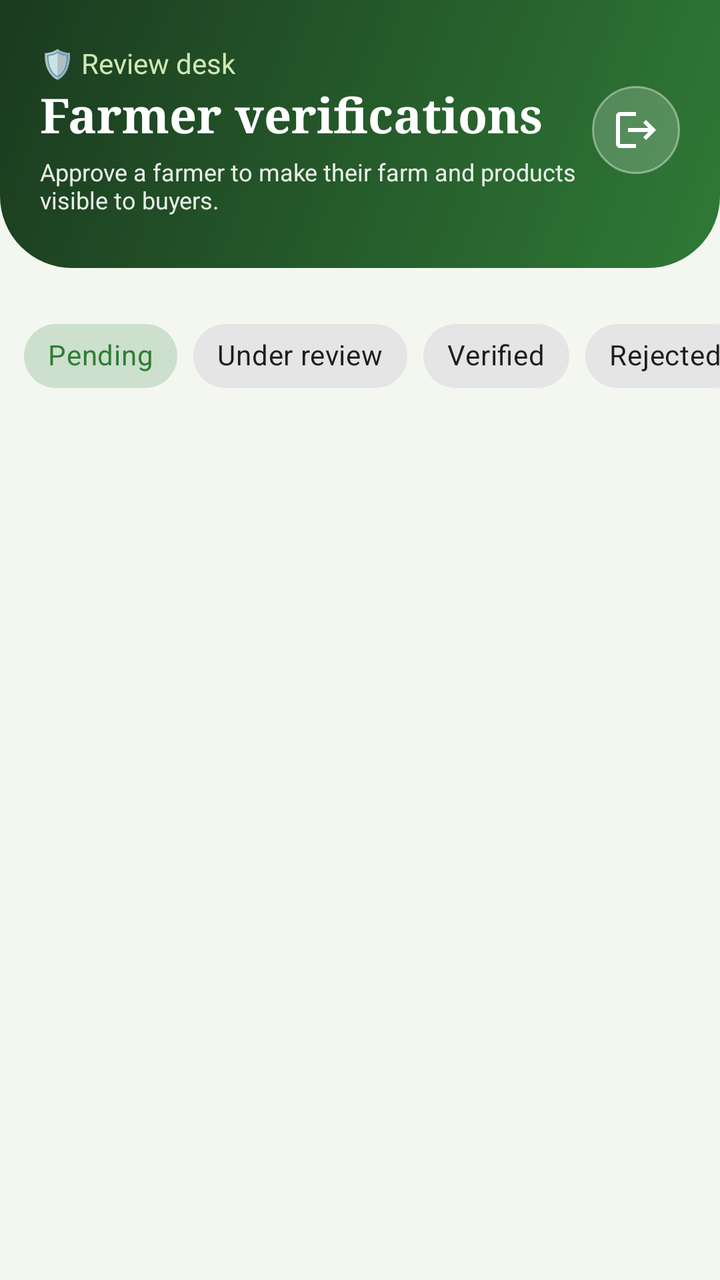
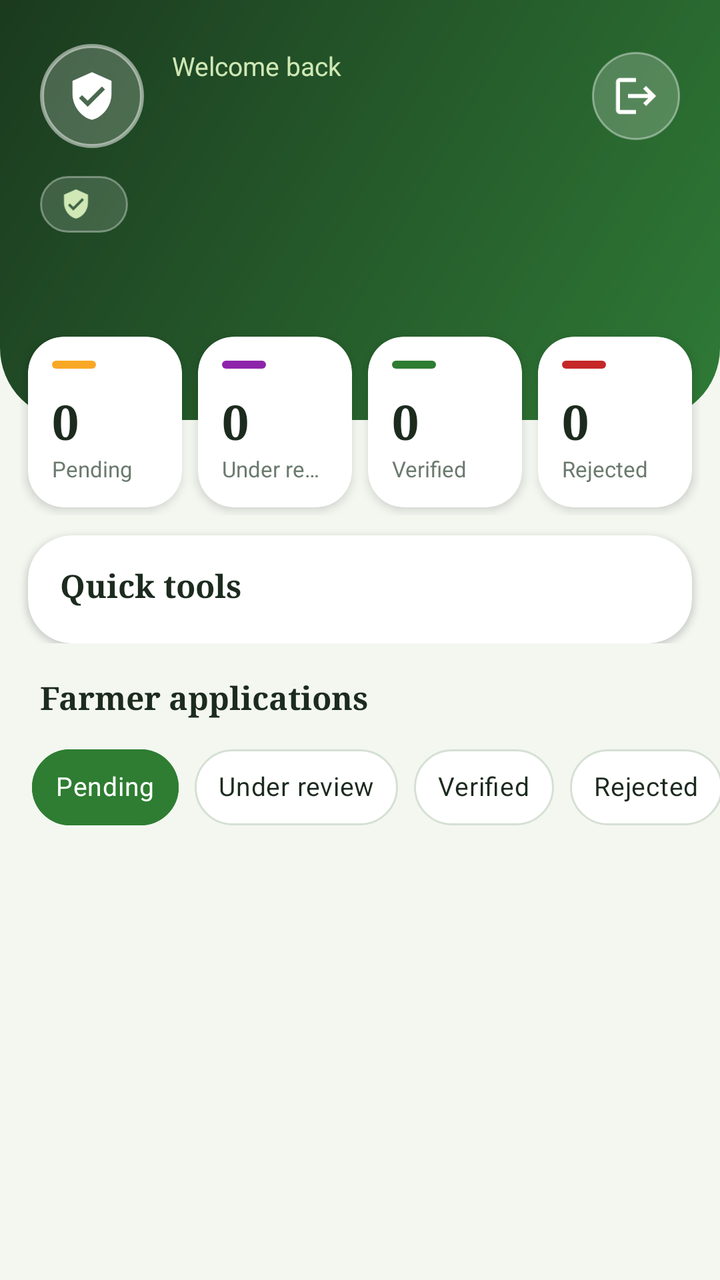

Before-and-after screenshots of an Android layout around one commit, followed by the original layout XML and the change that was made.
<!-- AndroidManifest.xml: application theme Theme.FarmConnect -->
<!-- res/layout/activity_review_list.xml -->
<?xml version="1.0" encoding="utf-8"?>
<LinearLayout xmlns:android="http://schemas.android.com/apk/res/android"
    xmlns:app="http://schemas.android.com/apk/res-auto"
    android:layout_width="match_parent" android:layout_height="match_parent"
    android:background="@color/fc_bg" android:orientation="vertical">

    <LinearLayout android:layout_width="match_parent" android:layout_height="wrap_content"
        android:background="@drawable/bg_dash_header" android:gravity="center_vertical"
        android:orientation="horizontal" android:paddingBottom="26dp" android:paddingStart="20dp"
        android:paddingEnd="20dp" android:paddingTop="22dp">
        <LinearLayout android:layout_width="0dp" android:layout_height="wrap_content"
            android:layout_weight="1" android:orientation="vertical">
            <TextView android:layout_width="wrap_content" android:layout_height="wrap_content"
                android:text="@string/t_596e8613" android:textColor="#CFE8B5" android:textSize="14sp" />
            <TextView android:layout_width="wrap_content" android:layout_height="wrap_content"
                android:fontFamily="serif" android:text="@string/t_69112bd0" android:textColor="#FFFFFF"
                android:textSize="24sp" android:textStyle="bold" />
            <TextView android:layout_width="wrap_content" android:layout_height="wrap_content"
                android:layout_marginTop="4dp"
                android:text="@string/t_02121ebd"
                android:textColor="#E6FFFFFF" android:textSize="12sp" />
        </LinearLayout>
        <ImageButton android:id="@+id/btnLogout" android:layout_width="44dp" android:layout_height="44dp"
            android:background="@drawable/bg_icon_glass" android:contentDescription="@string/t_4394c8d8"
            android:padding="11dp" android:src="@drawable/ic_logout" android:tint="#FFFFFF" />
    </LinearLayout>


    <HorizontalScrollView android:layout_width="match_parent" android:layout_height="wrap_content"
        android:clipToPadding="false" android:paddingEnd="12dp" android:paddingStart="12dp" android:paddingTop="12dp"
        android:scrollbars="none">
        <LinearLayout android:id="@+id/hubContainer" android:layout_width="wrap_content" android:layout_height="wrap_content"
            android:orientation="horizontal" />
    </HorizontalScrollView>
    <HorizontalScrollView android:layout_width="match_parent" android:layout_height="wrap_content"
        android:scrollbars="none">
        <com.google.android.material.chip.ChipGroup android:id="@+id/chipGroup"
            android:layout_width="wrap_content" android:layout_height="wrap_content"
            android:paddingStart="12dp" android:paddingEnd="12dp" android:paddingTop="8dp"
            app:selectionRequired="true" app:singleLine="true" app:singleSelection="true">
            <com.google.android.material.chip.Chip android:id="@+id/chipPending"
                style="@style/Widget.MaterialComponents.Chip.Choice" android:layout_width="wrap_content"
                android:layout_height="wrap_content" android:checked="true" android:tag="PENDING" android:text="@string/t_2d13df6f" />
            <com.google.android.material.chip.Chip android:id="@+id/chipReview"
                style="@style/Widget.MaterialComponents.Chip.Choice" android:layout_width="wrap_content"
                android:layout_height="wrap_content" android:tag="UNDER_REVIEW" android:text="@string/t_1321a344" />
            <com.google.android.material.chip.Chip android:id="@+id/chipVerified"
                style="@style/Widget.MaterialComponents.Chip.Choice" android:layout_width="wrap_content"
                android:layout_height="wrap_content" android:tag="VERIFIED" android:text="@string/t_3f68e67d" />
            <com.google.android.material.chip.Chip android:id="@+id/chipRejected"
                style="@style/Widget.MaterialComponents.Chip.Choice" android:layout_width="wrap_content"
                android:layout_height="wrap_content" android:tag="REJECTED" android:text="@string/t_d37b1f6c" />
        </com.google.android.material.chip.ChipGroup>
    </HorizontalScrollView>

    <ProgressBar android:id="@+id/progress" android:layout_width="wrap_content" android:layout_height="wrap_content"
        android:layout_gravity="center_horizontal" android:visibility="gone" />
    <TextView android:id="@+id/tvEmpty" android:layout_width="wrap_content" android:layout_height="wrap_content"
        android:layout_gravity="center_horizontal" android:padding="32dp" android:text="@string/t_c658b02e"
        android:textColor="@color/fc_muted" android:visibility="gone" />
    <androidx.recyclerview.widget.RecyclerView android:id="@+id/rv" android:layout_width="match_parent"
        android:layout_height="0dp" android:layout_weight="1" android:clipToPadding="false"
        android:paddingBottom="24dp" android:paddingStart="6dp" android:paddingEnd="6dp" />
</LinearLayout>
<!-- resources referenced by this layout -->
<resources>
  <color name="fc_bg">#F3F7F0</color>
  <color name="fc_muted">#6B7A6E</color>
  <string name="t_02121ebd">Approve a farmer to make their farm and products visible to buyers.</string>
  <string name="t_4394c8d8">Log out</string>
  <string name="t_596e8613">🛡 Review desk</string>
  <string name="t_69112bd0">Farmer verifications</string>
  <!-- unchanged entries left out for length: 9 -->
</resources>

<!-- the commit's change to res/layout/activity_review_list.xml (unified diff, before → after) -->
@@ -1,64 +1,224 @@
 <?xml version="1.0" encoding="utf-8"?>
-<LinearLayout xmlns:android="http://schemas.android.com/apk/res/android"
+<androidx.coordinatorlayout.widget.CoordinatorLayout xmlns:android="http://schemas.android.com/apk/res/android"
     xmlns:app="http://schemas.android.com/apk/res-auto"
     android:layout_width="match_parent" android:layout_height="match_parent"
-    android:background="@color/fc_bg" android:orientation="vertical">
-
-    <LinearLayout android:layout_width="match_parent" android:layout_height="wrap_content"
-        android:background="@drawable/bg_dash_header" android:gravity="center_vertical"
-        android:orientation="horizontal" android:paddingBottom="26dp" android:paddingStart="20dp"
-        android:paddingEnd="20dp" android:paddingTop="22dp">
-        <LinearLayout android:layout_width="0dp" android:layout_height="wrap_content"
-            android:layout_weight="1" android:orientation="vertical">
+    android:background="@color/fc_bg">
+
+    <com.google.android.material.appbar.AppBarLayout
+        android:layout_width="match_parent" android:layout_height="wrap_content"
+        android:background="@color/fc_bg" android:stateListAnimator="@null"
+        app:elevation="0dp" app:liftOnScroll="false">
+
+        
+        <LinearLayout android:layout_width="match_parent" android:layout_height="wrap_content"
+            android:orientation="vertical" app:layout_scrollFlags="scroll|exitUntilCollapsed">
+
+            <LinearLayout android:layout_width="match_parent" android:layout_height="wrap_content"
+                android:background="@drawable/bg_dash_header" android:orientation="vertical"
+                android:paddingBottom="64dp" android:paddingEnd="20dp" android:paddingStart="20dp"
+                android:paddingTop="22dp">
+
+                <LinearLayout android:layout_width="match_parent" android:layout_height="wrap_content"
+                    android:gravity="center_vertical" android:orientation="horizontal">
+                    <ImageView android:layout_width="52dp" android:layout_height="52dp"
+                        android:background="@drawable/bg_avatar_header" android:contentDescription="@string/off_welcome"
+                        android:padding="13dp" android:src="@drawable/ic_shield" android:tint="#FFFFFF" />
+                    <LinearLayout android:layout_width="0dp" android:layout_height="wrap_content"
+                        android:layout_marginStart="14dp" android:layout_weight="1" android:orientation="vertical">
+                        <TextView android:layout_width="wrap_content" android:layout_height="wrap_content"
+                            android:text="@string/off_welcome" android:textColor="#CFE8B5" android:textSize="13sp" />
+                        <TextView android:id="@+id/tvOfficerName" android:layout_width="wrap_content"
+                            android:layout_height="wrap_content" android:ellipsize="end" android:fontFamily="serif"
+                            android:maxLines="1" android:textColor="#FFFFFF" android:textSize="22sp"
+                            android:textStyle="bold" />
+                    </LinearLayout>
+                    <ImageButton android:id="@+id/btnLogout" android:layout_width="44dp" android:layout_height="44dp"
+                        android:background="@drawable/bg_icon_glass" android:contentDescription="@string/t_4394c8d8"
+                        android:padding="11dp" android:src="@drawable/ic_logout" android:tint="#FFFFFF" />
+                </LinearLayout>
+
+                <LinearLayout android:layout_width="wrap_content" android:layout_height="wrap_content"
+                    android:layout_marginTop="14dp" android:background="@drawable/bg_pill_header"
+                    android:gravity="center_vertical" android:orientation="horizontal"
+                    android:paddingBottom="6dp" android:paddingEnd="12dp" android:paddingStart="10dp"
+                    android:paddingTop="6dp">
+                    <ImageView android:layout_width="16dp" android:layout_height="16dp"
+                        android:importantForAccessibility="no" android:src="@drawable/ic_verified"
+                        android:tint="#CFE8B5" />
+                    <TextView android:id="@+id/tvRoleBadge" android:layout_width="wrap_content"
+                        android:layout_height="wrap_content" android:layout_marginStart="6dp"
+                        android:textColor="#FFFFFF" android:textSize="12sp" android:textStyle="bold" />
+                </LinearLayout>
+
+                <TextView android:id="@+id/tvAttention" android:layout_width="match_parent"
+                    android:layout_height="wrap_content" android:layout_marginTop="12dp"
+                    android:textColor="#E6FFFFFF" android:textSize="13sp" />
+            </LinearLayout>
+
+            
+            <LinearLayout android:layout_width="match_parent" android:layout_height="wrap_content"
+                android:layout_marginTop="-46dp" android:orientation="horizontal"
+                android:paddingEnd="10dp" android:paddingStart="10dp">
+
+                <com.google.android.material.card.MaterialCardView android:id="@+id/cardPending"
+                    android:layout_width="0dp" android:layout_height="wrap_content" android:layout_margin="4dp"
+                    android:layout_weight="1" android:clickable="true" android:focusable="true"
+                    app:cardBackgroundColor="@color/fc_card" app:cardCornerRadius="18dp" app:cardElevation="3dp"
+                    app:strokeWidth="0dp">
+                    <LinearLayout android:layout_width="match_parent" android:layout_height="wrap_content"
+                        android:orientation="vertical" android:padding="12dp">
+                        <View android:layout_width="22dp" android:layout_height="4dp"
+                            android:background="@drawable/bg_pill_soft" android:backgroundTint="#F9A825" />
+                        <TextView android:id="@+id/tvCountPending" android:layout_width="wrap_content"
+                            android:layout_height="wrap_content" android:layout_marginTop="10dp"
+                            android:fontFamily="serif" android:text="0" android:textColor="@color/fc_text"
+                            android:textSize="24sp" android:textStyle="bold" />
+                        <TextView android:layout_width="wrap_content" android:layout_height="wrap_content"
+                            android:ellipsize="end" android:maxLines="1" android:text="@string/t_2d13df6f"
+                            android:textColor="@color/fc_muted" android:textSize="11sp" />
+                    </LinearLayout>
+                </com.google.android.material.card.MaterialCardView>
+
+                <com.google.android.material.card.MaterialCardView android:id="@+id/cardReview"
+                    android:layout_width="0dp" android:layout_height="wrap_content" android:layout_margin="4dp"
+                    android:layout_weight="1" android:clickable="true" android:focusable="true"
+                    app:cardBackgroundColor="@color/fc_card" app:cardCornerRadius="18dp" app:cardElevation="3dp"
+                    app:strokeWidth="0dp">
+                    <LinearLayout android:layout_width="match_parent" android:layout_height="wrap_content"
+                        android:orientation="vertical" android:padding="12dp">
+                        <View android:layout_width="22dp" android:layout_height="4dp"
+                            android:background="@drawable/bg_pill_soft" android:backgroundTint="#8E24AA" />
+                        <TextView android:id="@+id/tvCountReview" android:layout_width="wrap_content"
+                            android:layout_height="wrap_content" android:layout_marginTop="10dp"
+                            android:fontFamily="serif" android:text="0" android:textColor="@color/fc_text"
+                            android:textSize="24sp" android:textStyle="bold" />
+                        <TextView android:layout_width="wrap_content" android:layout_height="wrap_content"
+                            android:ellipsize="end" android:maxLines="1" android:text="@string/t_1321a344"
+                            android:textColor="@color/fc_muted" android:textSize="11sp" />
+                    </LinearLayout>
+                </com.google.android.material.card.MaterialCardView>
+
+                <com.google.android.material.card.MaterialCardView android:id="@+id/cardVerified"
+                    android:layout_width="0dp" android:layout_height="wrap_content" android:layout_margin="4dp"
+                    android:layout_weight="1" android:clickable="true" android:focusable="true"
+                    app:cardBackgroundColor="@color/fc_card" app:cardCornerRadius="18dp" app:cardElevation="3dp"
+                    app:strokeWidth="0dp">
+                    <LinearLayout android:layout_width="match_parent" android:layout_height="wrap_content"
+                        android:orientation="vertical" android:padding="12dp">
+                        <View android:layout_width="22dp" android:layout_height="4dp"
+                            android:background="@drawable/bg_pill_soft" android:backgroundTint="#2E7D32" />
+                        <TextView android:id="@+id/tvCountVerified" android:layout_width="wrap_content"
+                            android:layout_height="wrap_content" android:layout_marginTop="10dp"
+                            android:fontFamily="serif" android:text="0" android:textColor="@color/fc_text"
+                            android:textSize="24sp" android:textStyle="bold" />
+                        <TextView android:layout_width="wrap_content" android:layout_height="wrap_content"
+                            android:ellipsize="end" android:maxLines="1" android:text="@string/t_3f68e67d"
+                            android:textColor="@color/fc_muted" android:textSize="11sp" />
+                    </LinearLayout>
+                </com.google.android.material.card.MaterialCardView>
+
+                <com.google.android.material.card.MaterialCardView android:id="@+id/cardRejected"
+                    android:layout_width="0dp" android:layout_height="wrap_content" android:layout_margin="4dp"
+                    android:layout_weight="1" android:clickable="true" android:focusable="true"
+                    app:cardBackgroundColor="@color/fc_card" app:cardCornerRadius="18dp" app:cardElevation="3dp"
+                    app:strokeWidth="0dp">
+                    <LinearLayout android:layout_width="match_parent" android:layout_height="wrap_content"
+                        android:orientation="vertical" android:padding="12dp">
+                        <View android:layout_width="22dp" android:layout_height="4dp"
+                            android:background="@drawable/bg_pill_soft" android:backgroundTint="#C62828" />
+                        <TextView android:id="@+id/tvCountRejected" android:layout_width="wrap_content"
+                            android:layout_height="wrap_content" android:layout_marginTop="10dp"
+                            android:fontFamily="serif" android:text="0" android:textColor="@color/fc_text"
+                            android:textSize="24sp" android:textStyle="bold" />
+                        <TextView android:layout_width="wrap_content" android:layout_height="wrap_content"
+                            android:ellipsize="end" android:maxLines="1" android:text="@string/t_d37b1f6c"
+                            android:textColor="@color/fc_muted" android:textSize="11sp" />
+                    </LinearLayout>
+                </com.google.android.material.card.MaterialCardView>
+            </LinearLayout>
+
+            
+            <com.google.android.material.card.MaterialCardView android:layout_width="match_parent"
+                android:layout_height="wrap_content" android:layout_marginEnd="14dp" android:layout_marginStart="14dp"
+                android:layout_marginTop="10dp" app:cardBackgroundColor="@color/fc_card"
+                app:cardCornerRadius="22dp" app:cardElevation="2dp" app:strokeWidth="0dp">
+                <LinearLayout android:layout_width="match_parent" android:layout_height="wrap_content"
+                    android:orientation="vertical" android:paddingBottom="10dp" android:paddingTop="14dp">
+                    <TextView style="@style/FcSectionTitle" android:layout_marginBottom="8dp"
+                        android:layout_marginStart="16dp" android:text="@string/off_quick_tools" />
+                    <HorizontalScrollView android:layout_width="match_parent" android:layout_height="wrap_content"
+                        android:clipToPadding="false" android:paddingEnd="10dp" android:paddingStart="10dp"
+                        android:scrollbars="none">
+                        <LinearLayout android:id="@+id/hubContainer" android:layout_width="wrap_content"
+                            android:layout_height="wrap_content" android:orientation="horizontal" />
+                    </HorizontalScrollView>
+                </LinearLayout>
+            </com.google.android.material.card.MaterialCardView>
+        </LinearLayout>
+
+        
+        <LinearLayout android:layout_width="match_parent" android:layout_height="wrap_content"
+            android:background="@color/fc_bg" android:orientation="vertical">
+            <LinearLayout android:layout_width="match_parent" android:layout_height="wrap_content"
+                android:gravity="center_vertical" android:orientation="horizontal"
+                android:paddingEnd="20dp" android:paddingStart="20dp" android:paddingTop="16dp">
+                <TextView style="@style/FcSectionTitle" android:layout_width="0dp" android:layout_weight="1"
+                    android:text="@string/off_applications" />
+                <TextView android:id="@+id/tvListCount" android:layout_width="wrap_content"
+                    android:layout_height="wrap_content" android:background="@drawable/bg_pill_soft"
+                    android:backgroundTint="#E3F1E0" android:paddingBottom="3dp" android:paddingEnd="10dp"
+                    android:paddingStart="10dp" android:paddingTop="3dp" android:textColor="#1B5E20"
+                    android:textSize="12sp" android:textStyle="bold" android:visibility="gone" />
+            </LinearLayout>
+            <HorizontalScrollView android:layout_width="match_parent" android:layout_height="wrap_content"
+                android:scrollbars="none">
+                <com.google.android.material.chip.ChipGroup android:id="@+id/chipGroup"
+                    android:layout_width="wrap_content" android:layout_height="wrap_content"
+                    android:paddingBottom="8dp" android:paddingEnd="16dp" android:paddingStart="16dp"
+                    android:paddingTop="10dp" app:chipSpacingHorizontal="8dp" app:selectionRequired="true"
+                    app:singleLine="true" app:singleSelection="true">
+                    <com.google.android.material.chip.Chip android:id="@+id/chipPending"
+                        style="@style/Widget.FarmConnect.FilterChip" android:layout_width="wrap_content"
+                        android:layout_height="wrap_content" android:checked="true" android:tag="PENDING"
+                        android:text="@string/t_2d13df6f" />
+                    <com.google.android.material.chip.Chip android:id="@+id/chipReview"
+                        style="@style/Widget.FarmConnect.FilterChip" android:layout_width="wrap_content"
+                        android:layout_height="wrap_content" android:tag="UNDER_REVIEW"
+                        android:text="@string/t_1321a344" />
+                    <com.google.android.material.chip.Chip android:id="@+id/chipVerified"
+                        style="@style/Widget.FarmConnect.FilterChip" android:layout_width="wrap_content"
+                        android:layout_height="wrap_content" android:tag="VERIFIED"
+                        android:text="@string/t_3f68e67d" />
+                    <com.google.android.material.chip.Chip android:id="@+id/chipRejected"
+                        style="@style/Widget.FarmConnect.FilterChip" android:layout_width="wrap_content"
+                        android:layout_height="wrap_content" android:tag="REJECTED"
+                        android:text="@string/t_d37b1f6c" />
+                </com.google.android.material.chip.ChipGroup>
+            </HorizontalScrollView>
+            <ProgressBar android:id="@+id/progress" style="?android:attr/progressBarStyleHorizontal"
+                android:layout_width="match_parent" android:layout_height="3dp"
+                android:indeterminate="true" android:indeterminateTint="#2E7D32" android:visibility="invisible" />
+        </LinearLayout>
+    </com.google.android.material.appbar.AppBarLayout>
+
+    <FrameLayout android:layout_width="match_parent" android:layout_height="match_parent"
+        app:layout_behavior="@string/appbar_scrolling_view_behavior">
+        <androidx.recyclerview.widget.RecyclerView android:id="@+id/rv" android:layout_width="match_parent"
+            android:layout_height="match_parent" android:clipToPadding="false" android:paddingBottom="28dp"
+            android:paddingEnd="8dp" android:paddingStart="8dp" android:paddingTop="4dp" />
+        <LinearLayout android:id="@+id/emptyState" android:layout_width="match_parent"
+            android:layout_height="wrap_content" android:layout_gravity="center" android:gravity="center_horizontal"
+            android:orientation="vertical" android:padding="32dp" android:visibility="gone">
+            <ImageView android:layout_width="84dp" android:layout_height="84dp"
+                android:background="@drawable/bg_avatar" android:importantForAccessibility="no"
+                android:padding="22dp" android:src="@drawable/ic_inbox" android:tint="#2E7D32" />
+            <TextView android:id="@+id/tvEmpty" android:layout_width="wrap_content"
+                android:layout_height="wrap_content" android:layout_marginTop="16dp" android:fontFamily="serif"
+                android:text="@string/t_c658b02e" android:textColor="@color/fc_text" android:textSize="18sp"
+                android:textStyle="bold" />
             <TextView android:layout_width="wrap_content" android:layout_height="wrap_content"
-                android:text="@string/t_596e8613" android:textColor="#CFE8B5" android:textSize="14sp" />
-            <TextView android:layout_width="wrap_content" android:layout_height="wrap_content"
-                android:fontFamily="serif" android:text="@string/t_69112bd0" android:textColor="#FFFFFF"
-                android:textSize="24sp" android:textStyle="bold" />
-            <TextView android:layout_width="wrap_content" android:layout_height="wrap_content"
-                android:layout_marginTop="4dp"
-                android:text="@string/t_02121ebd"
-                android:textColor="#E6FFFFFF" android:textSize="12sp" />
+                android:layout_marginTop="4dp" android:gravity="center" android:text="@string/off_empty_sub"
+                android:textColor="@color/fc_muted" android:textSize="13sp" />
         </LinearLayout>
-        <ImageButton android:id="@+id/btnLogout" android:layout_width="44dp" android:layout_height="44dp"
-            android:background="@drawable/bg_icon_glass" android:contentDescription="@string/t_4394c8d8"
-            android:padding="11dp" android:src="@drawable/ic_logout" android:tint="#FFFFFF" />
-    </LinearLayout>
-
-
-    <HorizontalScrollView android:layout_width="match_parent" android:layout_height="wrap_content"
-        android:clipToPadding="false" android:paddingEnd="12dp" android:paddingStart="12dp" android:paddingTop="12dp"
-        android:scrollbars="none">
-        <LinearLayout android:id="@+id/hubContainer" android:layout_width="wrap_content" android:layout_height="wrap_content"
-            android:orientation="horizontal" />
-    </HorizontalScrollView>
-    <HorizontalScrollView android:layout_width="match_parent" android:layout_height="wrap_content"
-        android:scrollbars="none">
-        <com.google.android.material.chip.ChipGroup android:id="@+id/chipGroup"
-            android:layout_width="wrap_content" android:layout_height="wrap_content"
-            android:paddingStart="12dp" android:paddingEnd="12dp" android:paddingTop="8dp"
-            app:selectionRequired="true" app:singleLine="true" app:singleSelection="true">
-            <com.google.android.material.chip.Chip android:id="@+id/chipPending"
-                style="@style/Widget.MaterialComponents.Chip.Choice" android:layout_width="wrap_content"
-                android:layout_height="wrap_content" android:checked="true" android:tag="PENDING" android:text="@string/t_2d13df6f" />
-            <com.google.android.material.chip.Chip android:id="@+id/chipReview"
-                style="@style/Widget.MaterialComponents.Chip.Choice" android:layout_width="wrap_content"
-                android:layout_height="wrap_content" android:tag="UNDER_REVIEW" android:text="@string/t_1321a344" />
-            <com.google.android.material.chip.Chip android:id="@+id/chipVerified"
-                style="@style/Widget.MaterialComponents.Chip.Choice" android:layout_width="wrap_content"
-                android:layout_height="wrap_content" android:tag="VERIFIED" android:text="@string/t_3f68e67d" />
-            <com.google.android.material.chip.Chip android:id="@+id/chipRejected"
-                style="@style/Widget.MaterialComponents.Chip.Choice" android:layout_width="wrap_content"
-                android:layout_height="wrap_content" android:tag="REJECTED" android:text="@string/t_d37b1f6c" />
-        </com.google.android.material.chip.ChipGroup>
-    </HorizontalScrollView>
-
-    <ProgressBar android:id="@+id/progress" android:layout_width="wrap_content" android:layout_height="wrap_content"
-        android:layout_gravity="center_horizontal" android:visibility="gone" />
-    <TextView android:id="@+id/tvEmpty" android:layout_width="wrap_content" android:layout_height="wrap_content"
-        android:layout_gravity="center_horizontal" android:padding="32dp" android:text="@string/t_c658b02e"
-        android:textColor="@color/fc_muted" android:visibility="gone" />
-    <androidx.recyclerview.widget.RecyclerView android:id="@+id/rv" android:layout_width="match_parent"
-        android:layout_height="0dp" android:layout_weight="1" android:clipToPadding="false"
-        android:paddingBottom="24dp" android:paddingStart="6dp" android:paddingEnd="6dp" />
-</LinearLayout>
+    </FrameLayout>
+</androidx.coordinatorlayout.widget.CoordinatorLayout>
<!-- resource entries referenced after the edit -->
@@ -1,11 +1,76 @@
 <!-- resources referenced by this layout -->
 <resources>
   <color name="fc_bg">#F3F7F0</color>
+  <color name="fc_card">#FFFFFF</color>
   <color name="fc_muted">#6B7A6E</color>
-  <string name="t_02121ebd">Approve a farmer to make their farm and products visible to buyers.</string>
+  <color name="fc_text">#1C2B1E</color>
+  <!-- drawable bg_avatar (drawable) -->
+  <?xml version="1.0" encoding="utf-8"?>
+  <shape xmlns:android="http://schemas.android.com/apk/res/android" android:shape="oval">
+      <gradient android:angle="315" android:startColor="#E3F1E0" android:endColor="#C8E6C9" />
+  </shape>
+  <!-- drawable bg_avatar_header (drawable) -->
+  <?xml version="1.0" encoding="utf-8"?>
+  <shape xmlns:android="http://schemas.android.com/apk/res/android" android:shape="oval">
+      <solid android:color="#33FFFFFF" />
+      <stroke android:width="2dp" android:color="#80FFFFFF" />
+  </shape>
+  <!-- drawable bg_pill_header (drawable) -->
+  <?xml version="1.0" encoding="utf-8"?>
+  <shape xmlns:android="http://schemas.android.com/apk/res/android" android:shape="rectangle">
+      <solid android:color="#26FFFFFF" />
+      <stroke android:width="1dp" android:color="#59FFFFFF" />
+      <corners android:radius="20dp" />
+  </shape>
+  <!-- drawable bg_pill_soft (drawable) -->
+  <?xml version="1.0" encoding="utf-8"?>
+  <shape xmlns:android="http://schemas.android.com/apk/res/android" android:shape="rectangle">
+      <solid android:color="#FFFFFF" />
+      <corners android:radius="20dp" />
+  </shape>
+  <!-- drawable ic_inbox (drawable) -->
+  <?xml version="1.0" encoding="utf-8"?>
+  <vector xmlns:android="http://schemas.android.com/apk/res/android"
+      android:width="24dp" android:height="24dp" android:viewportWidth="24" android:viewportHeight="24">
+      <path android:fillColor="#FF000000" android:pathData="M19,3H4.99c-1.11,0 -1.98,0.89 -1.98,2L3,19c0,1.1 0.88,2 1.99,2H19c1.1,0 2,-0.9 2,-2V5c0,-1.11 -0.9,-2 -2,-2zM19,15h-4c0,1.66 -1.35,3 -3,3s-3,-1.34 -3,-3H4.99V5H19v10z" />
+  </vector>
+  <!-- drawable ic_shield (drawable) -->
+  <?xml version="1.0" encoding="utf-8"?>
+  <vector xmlns:android="http://schemas.android.com/apk/res/android"
+      android:width="24dp" android:height="24dp" android:viewportWidth="24" android:viewportHeight="24">
+      <path android:fillColor="#FF000000" android:pathData="M12,1L3,5v6c0,5.55 3.84,10.74 9,12 5.16,-1.26 9,-6.45 9,-12V5l-9,-4zM10,17l-4,-4 1.41,-1.41L10,14.17l6.59,-6.59L18,9l-8,8z" />
+  </vector>
+  <!-- drawable ic_verified (drawable) -->
+  <vector xmlns:android="http://schemas.android.com/apk/res/android"
+      android:width="24dp" android:height="24dp" android:viewportWidth="24" android:viewportHeight="24">
+      <path android:fillColor="#FF000000"
+          android:pathData="M12,1L3,5v6c0,5.55 3.84,10.74 9,12 5.16,-1.26 9,-6.45 9,-12V5l-9,-4zM10,17l-4,-4 1.41,-1.41L10,14.17l6.59,-6.59L18,9l-8,8z" />
+  </vector>
+  <string name="off_applications">Farmer applications</string>
+  <string name="off_empty_sub">No applications in this list right now.</string>
+  <string name="off_quick_tools">Quick tools</string>
+  <string name="off_welcome">Welcome back</string>
   <string name="t_4394c8d8">Log out</string>
-  <string name="t_596e8613">🛡 Review desk</string>
-  <string name="t_69112bd0">Farmer verifications</string>
+  <style name="FcSectionTitle">
+          <item name="android:layout_width">wrap_content</item>
+          <item name="android:layout_height">wrap_content</item>
+          <item name="android:textColor">@color/fc_text</item>
+          <item name="android:textSize">16sp</item>
+          <item name="android:textStyle">bold</item>
+          <item name="android:fontFamily">serif</item>
+      </style>
+  <style name="Widget.FarmConnect.FilterChip" parent="Widget.MaterialComponents.Chip.Choice">
+          <item name="chipBackgroundColor">@color/chip_bg</item>
+          <item name="chipStrokeColor">@color/chip_stroke</item>
+          <item name="chipStrokeWidth">1dp</item>
+          <item name="android:textColor">@color/chip_text</item>
+          <item name="android:textSize">13sp</item>
+          <item name="checkedIconVisible">false</item>
+          <item name="chipIconVisible">false</item>
+          <item name="rippleColor">#332E7D32</item>
+          <item name="chipMinHeight">38dp</item>
+          <item name="chipCornerRadius">19dp</item>
+      </style>
   <!-- unchanged entries left out for length: 9 -->
 </resources>
 
